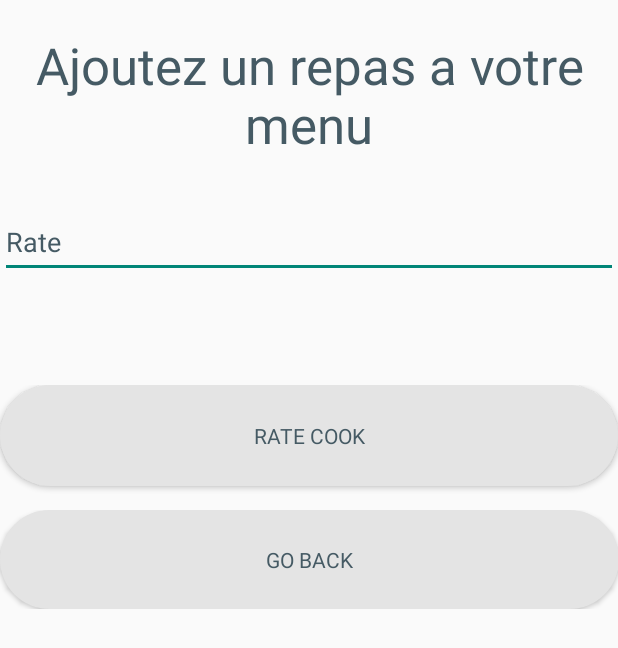
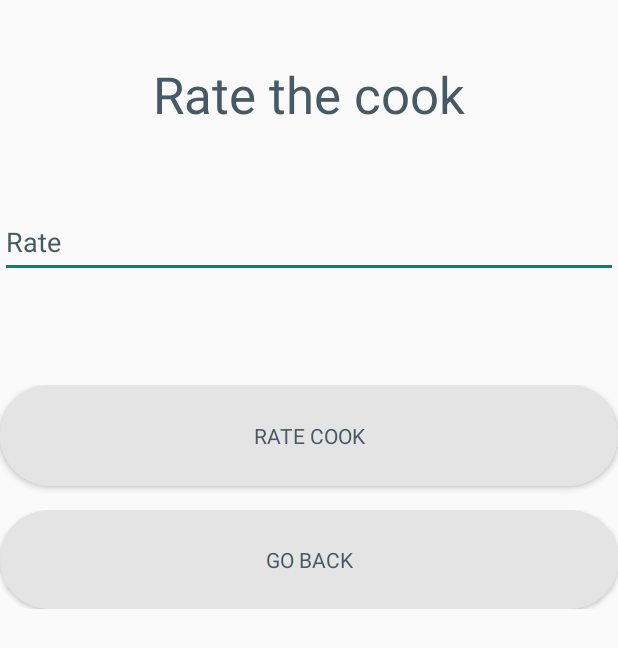
Before and after one commit to uOttawaSEGA2022/projet-devs4life, an Android app: the ClientAddRate screen opened directly, with no data from a screen before it, on a phone screen of 412 x 824 dp. Shown: the top 648 px of the screen. Run offline under Robolectric (Android 15) with nearby library versions, the phone set to English and light mode, and no system bars; our stand-ins replace Firebase (no records; nobody signed in at launch, a user with empty details on screens opened directly); Roboto replaces fonts that are not available here.

Commit message:
Update activity_client_add_rate.xml

```diff
--- a/app/src/main/res/layout/activity_client_add_rate.xml
+++ b/app/src/main/res/layout/activity_client_add_rate.xml
@@ -17,7 +17,7 @@
             android:layout_height="126dp"
             android:fontFamily="@font/k2d_medium"
             android:gravity="center"
-            android:text="Ajoutez un repas a votre menu"
+            android:text="Rate the cook"
             android:textColor="@color/textBlue"
             android:textSize="34sp" />
 
```
